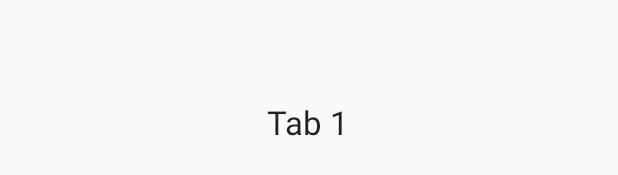
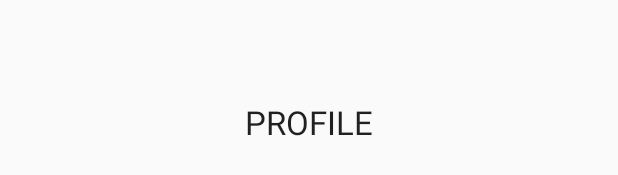
Before and after one commit to LeticiaLBarbosa/safadog, an Android app: the layout profile_fragment.xml on its own in the app's theme, with its tools: preview values and no code run, on a phone screen of 412 x 824 dp. Shown: the part 496-671 px from the top of the screen. Run offline under Robolectric (Android 15) with nearby library versions, the phone set to English and light mode, and no system bars.

Commit message:
tela de perfil iniciada

```diff
--- a/app/src/main/res/layout/profile_fragment.xml
+++ b/app/src/main/res/layout/profile_fragment.xml
@@ -9,7 +9,7 @@
         android:layout_width="wrap_content"
         android:layout_height="wrap_content"
         android:layout_centerInParent="true"
-        android:text="Tab 1"
+        android:text="PROFILE"
         android:textAppearance="?android:attr/textAppearanceLarge"/>
 
 </RelativeLayout>
```
